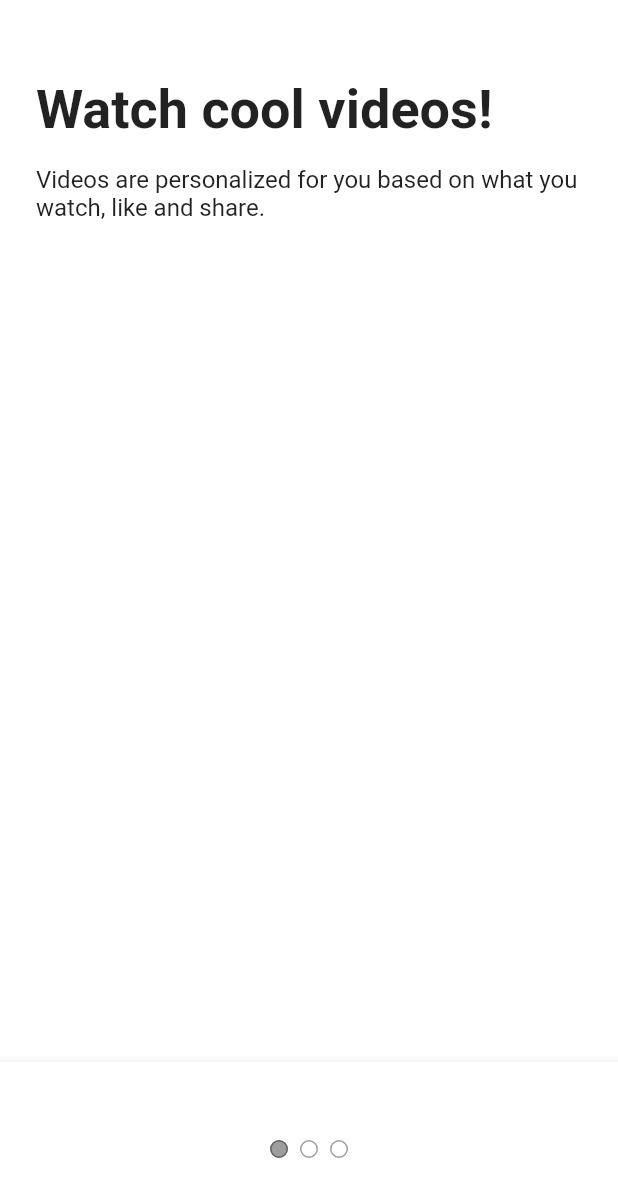
After one commit to jaeyoung-kwon/flutter_prac, a Flutter app: the screen it shows after launch, after a tap on "Next", on a phone screen of 412 x 824 dp. The commit adds this screen. Shown: the top 1197 px of the screen. Run offline on Flutter 3.47's test engine with Material 2 defaults, Android fonts, the phone set to English and light mode, and no system bars; our stand-ins replace font_awesome_flutter.

Commit message:
5. tutotial screen

```diff
--- a/lib/features/authentication/birthday_screen.dart
+++ b/lib/features/authentication/birthday_screen.dart
@@ -2,8 +2,8 @@ import 'package:flutter/cupertino.dart';
 import 'package:flutter/material.dart';
 import 'package:tiktok_flutter/contants/gaps.dart';
 import 'package:tiktok_flutter/contants/sizes.dart';
-import 'package:tiktok_flutter/features/authentication/login_form_screen.dart';
 import 'package:tiktok_flutter/features/authentication/widgets/form_button.dart';
+import 'package:tiktok_flutter/features/onboarding/interests_screen.dart';
 
 class BirthdayScreen extends StatefulWidget {
   const BirthdayScreen({super.key});
@@ -33,7 +33,7 @@ class _BirthdayScreenState extends State<BirthdayScreen> {
 
   void _onNextTap() {
     Navigator.of(context).push(MaterialPageRoute(
-      builder: (context) => const LoginFormScreen(),
+      builder: (context) => const InterestsScreen(),
     ));
   }
 
--- a/lib/features/onboarding/interests_screen.dart
+++ b/lib/features/onboarding/interests_screen.dart
@@ -1,14 +1,180 @@
 import 'package:flutter/material.dart';
+import 'package:tiktok_flutter/contants/gaps.dart';
+import 'package:tiktok_flutter/contants/sizes.dart';
+import 'package:tiktok_flutter/features/onboarding/tutorial_screen.dart';
+import 'package:tiktok_flutter/features/onboarding/widgets/interest_button.dart';
 
-class InterestsScreen extends StatelessWidget {
+const interests = [
+  "Daily Life",
+  "Comedy",
+  "Entertainment",
+  "Animals",
+  "Food",
+  "Beauty & Style",
+  "Drama",
+  "Learning",
+  "Talent",
+  "Sports",
+  "Auto",
+  "Family",
+  "Fitness & Health",
+  "DIY & Life Hacks",
+  "Arts & Crafts",
+  "Dance",
+  "Outdoors",
+  "Oddly Satisfying",
+  "Home & Garden",
+  "Daily Life",
+  "Comedy",
+  "Entertainment",
+  "Animals",
+  "Food",
+  "Beauty & Style",
+  "Drama",
+  "Learning",
+  "Talent",
+  "Sports",
+  "Auto",
+  "Family",
+  "Fitness & Health",
+  "DIY & Life Hacks",
+  "Arts & Crafts",
+  "Dance",
+  "Outdoors",
+  "Oddly Satisfying",
+  "Home & Garden",
+];
+
+class InterestsScreen extends StatefulWidget {
   const InterestsScreen({super.key});
+
+  @override
+  State<InterestsScreen> createState() => _InterestsScreenState();
+}
+
+class _InterestsScreenState extends State<InterestsScreen> {
+  final ScrollController _scrollController = ScrollController();
+
+  bool _showTitle = false;
+
+  void _onScroll() {
+    if (_scrollController.offset > 115) {
+      if (_showTitle) return;
+      setState(() {
+        _showTitle = true;
+      });
+    } else {
+      setState(() {
+        _showTitle = false;
+      });
+    }
+  }
+
+  @override
+  void initState() {
+    super.initState();
+
+    _scrollController.addListener(_onScroll);
+  }
+
+  @override
+  void dispose() {
+    super.dispose();
+
+    _scrollController.dispose();
+  }
+
+  void _onNextTap() {
+    Navigator.push(
+      context,
+      MaterialPageRoute(builder: (context) => const TutorialScreen()),
+    );
+  }
 
   @override
   Widget build(BuildContext context) {
     return Scaffold(
       appBar: AppBar(
-        title: const Text(
-          'Interests',
+        title: AnimatedOpacity(
+          opacity: _showTitle ? 1 : 0,
+          duration: const Duration(milliseconds: 200),
+          child: const Text(
+            'Choose your interests',
+          ),
+        ),
+      ),
+      body: Scrollbar(
+        controller: _scrollController,
+        child: SingleChildScrollView(
+          controller: _scrollController,
+          child: Padding(
+            padding: const EdgeInsets.only(
+              left: Sizes.size24,
+              right: Sizes.size24,
+              bottom: Sizes.size16,
+            ),
+            child: Column(
+              crossAxisAlignment: CrossAxisAlignment.start,
+              children: [
+                Gaps.v32,
+                const Text(
+                  "Choose your interests",
+                  style: TextStyle(
+                    fontSize: Sizes.size40,
+                    fontWeight: FontWeight.w600,
+                  ),
+                ),
+                Gaps.v24,
+                const Text(
+                  "Get better video recommendations",
+                  style: TextStyle(
+                    fontSize: Sizes.size20,
+                    color: Colors.black54,
+                  ),
+                ),
+                Gaps.v64,
+                Wrap(
+                  runSpacing: Sizes.size10,
+                  spacing: Sizes.size10,
+                  children: [
+                    for (var interest in interests)
+                      InterestButton(interest: interest)
+                  ],
+                ),
+              ],
+            ),
+          ),
+        ),
+      ),
+      bottomNavigationBar: BottomAppBar(
+        elevation: 2,
+        child: GestureDetector(
+          onTap: _onNextTap,
+          child: Padding(
+            padding: const EdgeInsets.only(
+              bottom: Sizes.size40,
+              top: Sizes.size16,
+              left: Sizes.size24,
+              right: Sizes.size24,
+            ),
+            child: Container(
+              padding: const EdgeInsets.symmetric(
+                vertical: Sizes.size20,
+              ),
+              decoration: BoxDecoration(
+                color: Theme.of(context).primaryColor,
+              ),
+              child: const Text(
+                "Next",
+                textAlign: TextAlign.center,
+                style: TextStyle(
+                  color: Colors.white,
+                  fontSize: Sizes.size16,
+                  fontWeight: FontWeight.w600,
+                ),
+              ),
+            ),
+          ),
         ),
       ),
     );
--- /dev/null
+++ b/lib/features/onboarding/tutorial_screen.dart
@@ -0,0 +1,118 @@
+import 'package:flutter/material.dart';
+import 'package:tiktok_flutter/contants/gaps.dart';
+import 'package:tiktok_flutter/contants/sizes.dart';
+
+class TutorialScreen extends StatefulWidget {
+  const TutorialScreen({super.key});
+
+  @override
+  State<TutorialScreen> createState() => _TutorialScreenState();
+}
+
+class _TutorialScreenState extends State<TutorialScreen> {
+  @override
+  Widget build(BuildContext context) {
+    return DefaultTabController(
+      length: 3,
+      child: Scaffold(
+        body: const SafeArea(
+          child: TabBarView(
+            children: [
+              Padding(
+                padding: EdgeInsets.symmetric(
+                  horizontal: Sizes.size24,
+                ),
+                child: Column(
+                  crossAxisAlignment: CrossAxisAlignment.start,
+                  children: [
+                    Gaps.v52,
+                    Text(
+                      "Watch cool videos!",
+                      style: TextStyle(
+                        fontSize: Sizes.size36,
+                        fontWeight: FontWeight.w600,
+                      ),
+                    ),
+                    Gaps.v16,
+                    Text(
+                      "Videos are personalized for you based on what you watch, like and share.",
+                      style: TextStyle(
+                        fontSize: Sizes.size16,
+                      ),
+                    ),
+                  ],
+                ),
+              ),
+              Padding(
+                padding: EdgeInsets.symmetric(
+                  horizontal: Sizes.size24,
+                ),
+                child: Column(
+                  crossAxisAlignment: CrossAxisAlignment.start,
+                  children: [
+                    Gaps.v52,
+                    Text(
+                      "Follow the rules!",
+                      style: TextStyle(
+                        fontSize: Sizes.size36,
+                        fontWeight: FontWeight.w600,
+                      ),
+                    ),
+                    Gaps.v16,
+                    Text(
+                      "Videos are personalized for you based on what you watch, like and share.",
+                      style: TextStyle(
+                        fontSize: Sizes.size16,
+                      ),
+                    ),
+                  ],
+                ),
+              ),
+              Padding(
+                padding: EdgeInsets.symmetric(
+                  horizontal: Sizes.size24,
+                ),
+                child: Column(
+                  crossAxisAlignment: CrossAxisAlignment.start,
+                  children: [
+                    Gaps.v52,
+                    Text(
+                      "Enjoy the ride!",
+                      style: TextStyle(
+                        fontSize: Sizes.size36,
+                        fontWeight: FontWeight.w600,
+                      ),
+                    ),
+                    Gaps.v16,
+                    Text(
+                      "Videos are personalized for you based on what you watch, like and share.",
+                      style: TextStyle(
+                        fontSize: Sizes.size16,
+                      ),
+                    ),
+                  ],
+                ),
+              ),
+            ],
+          ),
+        ),
+        bottomNavigationBar: BottomAppBar(
+          child: Container(
+            padding: const EdgeInsets.symmetric(
+              vertical: Sizes.size48,
+            ),
+            child: const Row(
+              mainAxisAlignment: MainAxisAlignment.center,
+              children: [
+                TabPageSelector(
+                  selectedColor: Colors.black38,
+                  color: Colors.white,
+                ),
+              ],
+            ),
+          ),
+        ),
+      ),
+    );
+  }
+}
--- /dev/null
+++ b/lib/features/onboarding/widgets/interest_button.dart
@@ -0,0 +1,62 @@
+import 'package:flutter/material.dart';
+import 'package:tiktok_flutter/contants/sizes.dart';
+
+class InterestButton extends StatefulWidget {
+  const InterestButton({
+    super.key,
+    required this.interest,
+  });
+
+  final String interest;
+
+  @override
+  State<InterestButton> createState() => _InterestButtonState();
+}
+
+class _InterestButtonState extends State<InterestButton> {
+  bool _isSelected = false;
+
+  void _onTap() {
+    setState(() {
+      _isSelected = !_isSelected;
+    });
+  }
+
+  @override
+  Widget build(BuildContext context) {
+    return GestureDetector(
+      onTap: _onTap,
+      child: AnimatedContainer(
+        duration: const Duration(milliseconds: 200),
+        padding: const EdgeInsets.symmetric(
+          horizontal: Sizes.size20,
+          vertical: Sizes.size16,
+        ),
+        decoration: BoxDecoration(
+          color: _isSelected ? Theme.of(context).primaryColor : Colors.white,
+          borderRadius: BorderRadius.circular(Sizes.size32),
+          border: Border.all(
+            color: Colors.black.withOpacity(0.1),
+          ),
+          boxShadow: [
+            BoxShadow(
+              color: Colors.black.withOpacity(0.05),
+              blurRadius: Sizes.size5,
+              spreadRadius: Sizes.size5,
+            ),
+          ],
+        ),
+        child: AnimatedDefaultTextStyle(
+          duration: const Duration(milliseconds: 200),
+          style: TextStyle(
+            fontWeight: FontWeight.w600,
+            color: _isSelected ? Colors.white : Colors.black87,
+          ),
+          child: Text(
+            widget.interest,
+          ),
+        ),
+      ),
+    );
+  }
+}
--- a/lib/main.dart
+++ b/lib/main.dart
@@ -1,6 +1,6 @@
 import 'package:flutter/material.dart';
 import 'package:tiktok_flutter/contants/sizes.dart';
-import 'package:tiktok_flutter/features/authentication/sign_up_screen.dart';
+import 'package:tiktok_flutter/features/onboarding/interests_screen.dart';
 
 void main() {
   runApp(const TikTokApp());
@@ -27,7 +27,7 @@ class TikTokApp extends StatelessWidget {
               fontWeight: FontWeight.w600,
             )),
       ),
-      home: const SignUpScreen(),
+      home: const InterestsScreen(),
     );
   }
 }
```
Also changed, not shown: lib/features/authentication/login_form_screen.dart (+10 -0 lines).
